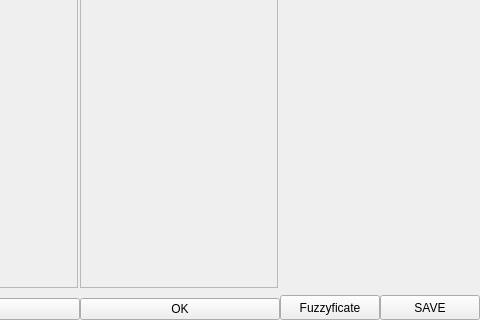
Old version of the form gui/anotherWindowFinal.ui in the repository PavolHradsky/PIS-bonus; both pictures show x 320 to 800 and y 280 to 600 of the 800 by 600 pixel window.
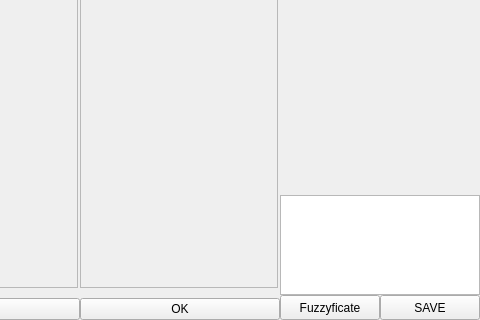
New version of the form.

What changed in the file:
```diff
--- a/gui/anotherWindowFinal.ui
+++ b/gui/anotherWindowFinal.ui
@@ -345,7 +345,7 @@
        </widget>
       </item>
       <item>
-       <layout class="QVBoxLayout" name="verticalLayout_5" stretch="1,0">
+       <layout class="QVBoxLayout" name="verticalLayout_5" stretch="1,0,0">
         <item>
          <spacer name="horizontalSpacer">
           <property name="orientation">
@@ -359,6 +359,16 @@
           </property>
          </spacer>
         </item>
+        <item>
+         <widget class="QTableWidget" name="table">
+          <property name="maximumSize">
+           <size>
+            <width>16777215</width>
+            <height>100</height>
+           </size>
+          </property>
+         </widget>
+        </item>
         <item>
          <layout class="QHBoxLayout" name="horizontalLayout_2">
           <item>
```
